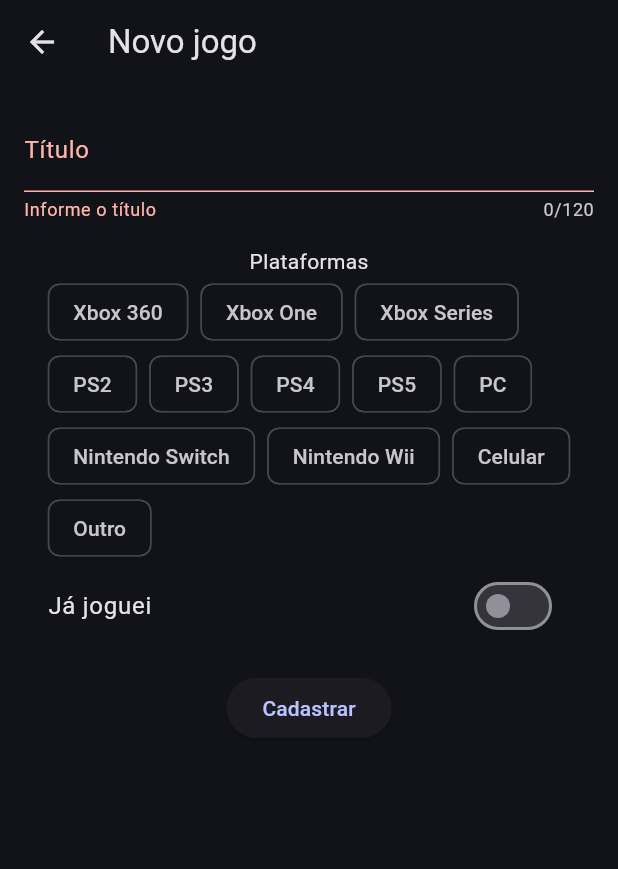
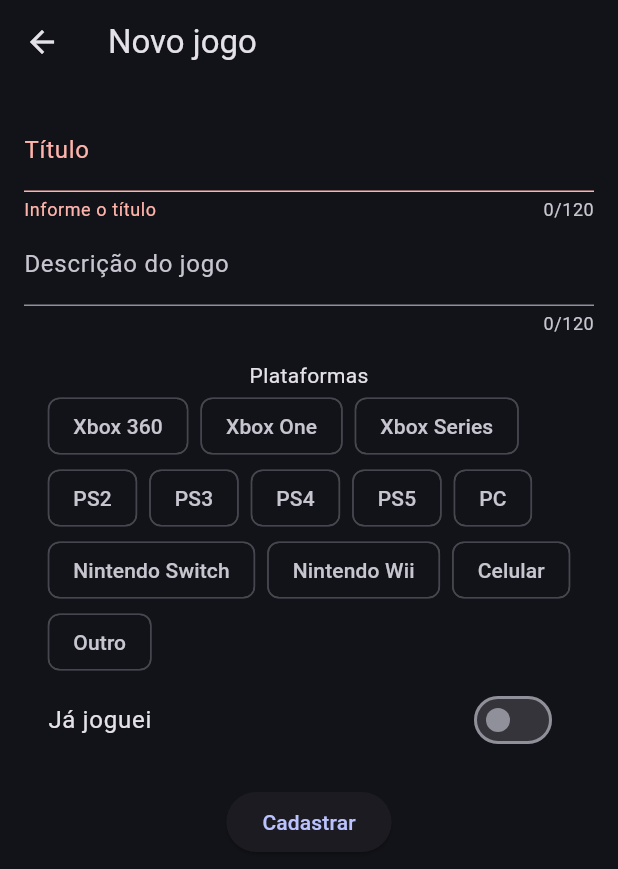
Before and after one commit to jotapedev1/Prova-Mobile2, a Flutter app: the GameFormScreen screen opened directly, after a tap on "Cadastrar", on a phone screen of 412 x 824 dp. Shown: the top 869 px of the screen. Run offline on Flutter 3.47's test engine with Material 3 defaults, Android fonts, the phone set to English and light mode, and no system bars; our stand-ins replace supabase_flutter; accounts and stored records are empty.

Commit message:
Adicionando campo de descrição

```diff
--- a/lib/models/game.dart
+++ b/lib/models/game.dart
@@ -2,6 +2,7 @@
 class Game {
   final int? id; // null enquanto o jogo ainda não foi salvo
   final String titulo;
+  final String? descricao;
   final List<String> plataforma;
   final bool jogado;
 
@@ -9,6 +10,7 @@ class Game {
   const Game({
     this.id,
     required this.titulo,
+    this.descricao,
     this.plataforma = const[],
     this.jogado = false,
   });
@@ -18,6 +20,7 @@ class Game {
     return Game(
       id: map['id'] as int,
       titulo: map['titulo'] as String,
+      descricao: map['descricao'] as String?,
       plataforma: List<String>.from(map['plataforma'] ?? []),
       jogado: map['jogado'] as bool,
     );
@@ -28,6 +31,7 @@ class Game {
   Map<String, dynamic> toMap() {
     return {
       'titulo': titulo,
+      'descricao': descricao,
       'plataforma': plataforma,
       'jogado': jogado,
     };
--- a/lib/screens/game_form_screen.dart
+++ b/lib/screens/game_form_screen.dart
@@ -20,6 +20,7 @@ class _GameFormScreenState extends State<GameFormScreen> {
   final _db = DatabaseService();
 
   late final TextEditingController _tituloController;
+  late final TextEditingController _descricaoController;
   late List<String> _plataformas; /// lista de plataformas
   late bool _jogado;
   /// opções de plataformas, multipla escolha
@@ -33,6 +34,8 @@ class _GameFormScreenState extends State<GameFormScreen> {
     // Na edição, os campos já começam preenchidos.
     _tituloController = TextEditingController(text: widget.game?.titulo);
 
+    _descricaoController = TextEditingController(text: widget.game?.descricao);
+
     _plataformas = List<String>.from(widget.game?.plataforma ?? []);
 
     _jogado = widget.game?.jogado ?? false;
@@ -42,6 +45,7 @@ class _GameFormScreenState extends State<GameFormScreen> {
   @override
   void dispose() {
     _tituloController.dispose();
+    _descricaoController.dispose();
     super.dispose();
   }
 
@@ -53,6 +57,7 @@ class _GameFormScreenState extends State<GameFormScreen> {
     final game = Game(
       id: widget.game?.id,
       titulo: _tituloController.text.trim(),
+      descricao: _descricaoController.text.trim(),
       plataforma: _plataformas,
       jogado: _jogado,
     );
@@ -98,6 +103,11 @@ class _GameFormScreenState extends State<GameFormScreen> {
                   return null;
                 },
               ),
+              TextFormField( /// campo de Descrição, igual ao título
+                maxLength: 120,
+                controller: _descricaoController,
+                decoration: const InputDecoration(labelText: 'Descrição do jogo'),
+              ),
               const SizedBox(height: 16),
               const Text('Plataformas'),
               Wrap( ///selecao das plataformas
--- a/lib/screens/home_screen.dart
+++ b/lib/screens/home_screen.dart
@@ -142,9 +142,9 @@ class _HomeScreenState extends State<HomeScreen> {
               final game = games[index];
               return GameTile(
                 game: game,
-                onEdit: () => _openForm(game), /// ícone de lápis para editar
+                onEdit: () => _openForm(game), /// função para editar
                 onToggle: (value) => _toggleJogado(game, value), /// alavanca de jogado ou  não
-                onDelete: () => _confirmDelete(game), /// icone lixeira para excluir
+                onDelete: () => _confirmDelete(game), /// função para excluir
               );
             },
           );
--- a/lib/widgets/game_tile.dart
+++ b/lib/widgets/game_tile.dart
@@ -10,7 +10,7 @@ class GameTile extends StatelessWidget {
     super.key,
     /// jogo que será mostrado
     required this.game,
-    /// execuções que o usuário pode realizar:
+    /// ações que o usuário pode realizar:
     required this.onEdit,
     required this.onToggle,
     required this.onDelete,
@@ -32,7 +32,8 @@ class GameTile extends StatelessWidget {
       ),
       title: Text(game.titulo), /// titulo do jogo
       subtitle: Text( /// plataforma, aparece logo abaixo do titlo
-        '${game.plataforma.isEmpty ? 'Sem plataforma' : game.plataforma.join(', ')} · ' /// pega a lista e divide por virgula
+        'Desc: ${game.descricao}  ·  '
+        'Plataforma: ${game.plataforma.isEmpty ? 'Sem plataforma' : game.plataforma.join(', ')}  ·  ' /// pega a lista e divide por virgula
         '${game.jogado ? 'Jogado' : 'Não jogado'}', /// ao lado da plataforma o status de jogado ou não
       ),
       trailing: Row( /// linha (horizontal)
```
Also changed, not shown: 1 other file.
